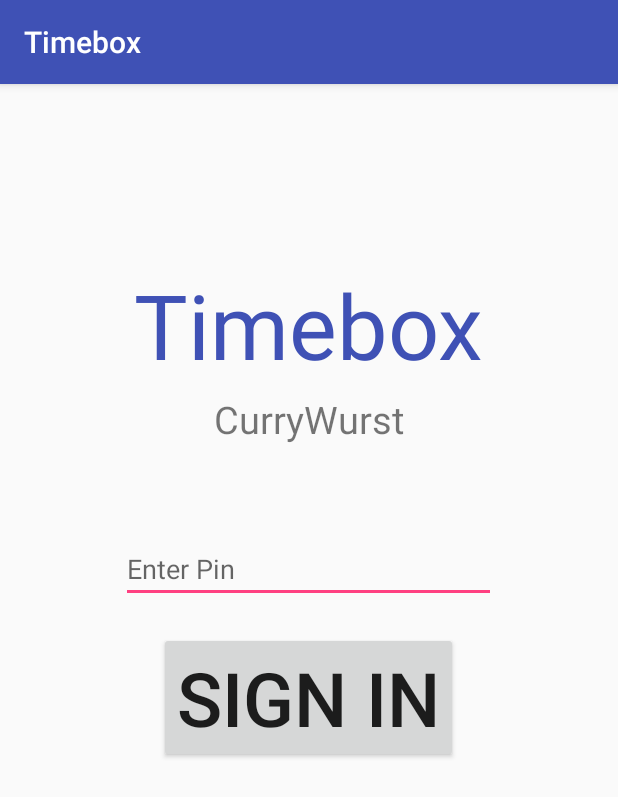
After one commit to Dean161/Timebox, an Android app: the LoginActivity screen opened directly, with no data from a screen before it, on a phone screen of 412 x 824 dp. The commit adds this screen. Shown: the top 797 px of the screen. Run offline under Robolectric (Android 15) with nearby library versions, the phone set to English and light mode, and no system bars.

Commit message:
Added login activity

```diff
--- a/Timebox/Timebox/app/build.gradle
+++ b/Timebox/Timebox/app/build.gradle
@@ -75,5 +75,6 @@ dependencies {
     implementation "android.arch.navigation:navigation-fragment:$nav_version" // use -ktx for Kotlin
     implementation "android.arch.navigation:navigation-ui:$nav_version" // use -ktx for Kotlin
     // optional - Test helpers
-    androidTestImplementation "android.arch.navigation:navigation-testing:$nav_version" // use -ktx for Kotlin
+    androidTestImplementation "android.arch.navigation:navigation-testing:$nav_version"
+    // use -ktx for Kotlin
 }
--- a/Timebox/Timebox/app/src/main/AndroidManifest.xml
+++ b/Timebox/Timebox/app/src/main/AndroidManifest.xml
@@ -30,6 +30,7 @@
                 <category android:name="android.intent.category.LAUNCHER" />
             </intent-filter>
         </activity>
+        <activity android:name=".LoginActivity"></activity>
     </application>
 
 </manifest>
--- /dev/null
+++ b/Timebox/Timebox/app/src/main/java/com/aktilog/timebox/LoginActivity.java
@@ -0,0 +1,13 @@
+package com.aktilog.timebox;
+
+import android.support.v7.app.AppCompatActivity;
+import android.os.Bundle;
+
+public class LoginActivity extends AppCompatActivity {
+
+    @Override
+    protected void onCreate(Bundle savedInstanceState) {
+        super.onCreate(savedInstanceState);
+        setContentView(R.layout.activity_login);
+    }
+}
--- /dev/null
+++ b/Timebox/Timebox/app/src/main/res/layout/activity_login.xml
@@ -0,0 +1,65 @@
+<?xml version="1.0" encoding="utf-8"?>
+<android.support.constraint.ConstraintLayout xmlns:android="http://schemas.android.com/apk/res/android"
+    xmlns:app="http://schemas.android.com/apk/res-auto"
+    xmlns:tools="http://schemas.android.com/tools"
+    android:layout_width="match_parent"
+    android:layout_height="match_parent"
+    tools:context=".LoginActivity">
+
+    <RelativeLayout
+        android:layout_width="fill_parent"
+        android:layout_height="fill_parent"
+        android:id="@+id/main_layout"
+        android:paddingTop="120dp">
+
+        <TextView
+            android:layout_width="wrap_content"
+            android:layout_height="wrap_content"
+            android:text="@string/app_name"
+            android:textSize="60sp"
+            android:layout_centerHorizontal="true"
+            android:id="@+id/app_name"
+            android:textColor="@color/colorPrimary"/>
+
+        <TextView
+            android:id="@+id/team_name"
+            android:layout_width="wrap_content"
+            android:layout_height="wrap_content"
+            android:text="@string/team_name"
+            android:textSize="25sp"
+            android:layout_centerHorizontal="true"
+            android:paddingTop="5dp"
+            android:paddingBottom="60dp"
+            android:layout_below="@id/app_name"/>
+
+        <EditText
+            android:layout_width="wrap_content"
+            android:layout_height="wrap_content"
+            android:maxLength="4"
+            android:width="250dp"
+            android:id="@+id/pin_box"
+            android:layout_below="@id/team_name"
+            android:layout_centerHorizontal="true"
+            android:inputType="numberPassword"
+            android:hint="Enter Pin">
+
+        </EditText>
+
+        <TextView
+            android:layout_width="wrap_content"
+            android:layout_height="wrap_content"
+            android:id="@+id/dummy_text"
+            android:layout_below="@id/pin_box"/>
+
+        <Button
+            android:layout_width="wrap_content"
+            android:layout_height="wrap_content"
+            android:layout_centerHorizontal="true"
+            android:text="@string/action_sign_in_short"
+            android:textSize="50sp"
+            android:id="@+id/sign_in_button"
+            android:layout_below="@id/dummy_text"/>
+
+    </RelativeLayout>
+
+</android.support.constraint.ConstraintLayout>
--- a/Timebox/Timebox/app/src/main/res/layout/activity_main.xml
+++ b/Timebox/Timebox/app/src/main/res/layout/activity_main.xml
@@ -1,36 +1,9 @@
 <?xml version="1.0" encoding="utf-8"?>
-<RelativeLayout xmlns:android="http://schemas.android.com/apk/res/android"
+<android.support.constraint.ConstraintLayout xmlns:android="http://schemas.android.com/apk/res/android"
     xmlns:app="http://schemas.android.com/apk/res-auto"
     xmlns:tools="http://schemas.android.com/tools"
     android:layout_width="match_parent"
     android:layout_height="match_parent"
     tools:context=".MainActivity">
 
-    <TextView
-        android:layout_width="wrap_content"
-        android:layout_height="wrap_content"
-        android:text="@string/app_name"
-        android:paddingTop="30dp"
-        android:layout_centerHorizontal="true"
-        android:textSize="50dp"
-        android:id="@+id/name1">
-
-    </TextView>
-
-    <TextView
-        android:layout_width="wrap_content"
-        android:layout_height="wrap_content"
-        android:text="@string/team_name"
-        android:layout_centerHorizontal="true"
-        android:id="@+id/name2"
-        android:layout_below="@id/name1"
-        />
-    <Button
-        android:layout_width="wrap_content"
-        android:layout_height="wrap_content"
-        android:layout_centerHorizontal="true"
-        android:id="@+id/button1"
-        android:layout_below="@id/name2"
-        android:text="@string/action_sign_in_short"/>
-
-</RelativeLayout>
+</android.support.constraint.ConstraintLayout>
```
